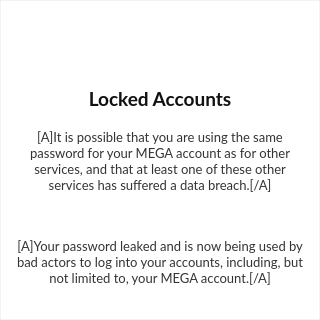
Qt form src/MEGASync/gui/linux/LockedPopOver.ui (meganz/MEGAsync) before a commit.
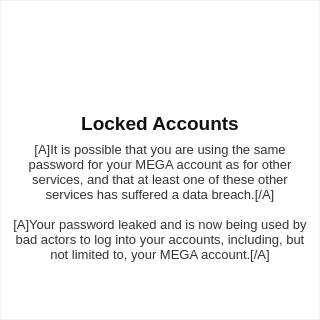
The same form after that commit. Icons and pictures are not drawn.

```diff
--- a/src/MEGASync/gui/linux/LockedPopOver.ui
+++ b/src/MEGASync/gui/linux/LockedPopOver.ui
@@ -32,8 +32,48 @@
 }</string>
   </property>
   <layout class="QVBoxLayout" name="verticalLayout">
+   <property name="spacing">
+    <number>0</number>
+   </property>
+   <property name="leftMargin">
+    <number>12</number>
+   </property>
+   <property name="topMargin">
+    <number>32</number>
+   </property>
+   <property name="rightMargin">
+    <number>12</number>
+   </property>
+   <property name="bottomMargin">
+    <number>0</number>
+   </property>
    <item>
+    <widget class="QWidget" name="wHeader" native="true">
+     <property name="minimumSize">
+      <size>
+       <width>0</width>
+       <height>0</height>
+      </size>
+     </property>
+     <property name="maximumSize">
+      <size>
+       <width>16777215</width>
+       <height>11651561</height>
+      </size>
+     </property>
     <layout class="QHBoxLayout" name="horizontalLayout">
+      <property name="leftMargin">
+       <number>0</number>
+      </property>
+      <property name="topMargin">
+       <number>0</number>
+      </property>
+      <property name="rightMargin">
+       <number>0</number>
+      </property>
+      <property name="bottomMargin">
+       <number>0</number>
+      </property>
      <item>
       <spacer name="horizontalSpacer">
        <property name="orientation">
@@ -90,14 +130,33 @@
        </property>
        <property name="sizeHint" stdset="0">
         <size>
-         <width>40</width>
+          <width>96</width>
          <height>20</height>
         </size>
        </property>
       </spacer>
      </item>
     </layout>
+    </widget>
    </item>
+   <item>
+    <widget class="QWidget" name="widget" native="true">
+     <layout class="QHBoxLayout" name="horizontalLayout_2">
+      <property name="spacing">
+       <number>0</number>
+      </property>
+      <property name="leftMargin">
+       <number>0</number>
+      </property>
+      <property name="topMargin">
+       <number>10</number>
+      </property>
+      <property name="rightMargin">
+       <number>0</number>
+      </property>
+      <property name="bottomMargin">
+       <number>10</number>
+      </property>
    <item>
     <widget class="QLabel" name="lTitleLocked">
      <property name="minimumSize">
@@ -116,10 +175,8 @@
       <string notr="true">#lTitleLocked
 {
 	color: #111111;
-	font-family: Lato;
+	font-family: &quot;Lato&quot;;
 	font-size: 15px;
-	font-weight: 600;
-	line-height: 20px;
 }</string>
      </property>
      <property name="text">
@@ -130,15 +187,35 @@
      </property>
     </widget>
    </item>
+     </layout>
+    </widget>
+   </item>
+   <item>
+    <widget class="QWidget" name="wDesc" native="true">
+     <layout class="QVBoxLayout" name="verticalLayout_2">
+      <property name="spacing">
+       <number>15</number>
+      </property>
+      <property name="leftMargin">
+       <number>0</number>
+      </property>
+      <property name="topMargin">
+       <number>0</number>
+      </property>
+      <property name="rightMargin">
+       <number>0</number>
+      </property>
+      <property name="bottomMargin">
+       <number>0</number>
+      </property>
    <item>
     <widget class="QLabel" name="lDescLock">
      <property name="styleSheet">
       <string notr="true">#lDescLock
 {
 	color: #333333;
-	font-family: Lato;
+	font-family: &quot;Lato&quot;;
 	font-size: 13px;
-	line-height: 20px;
 }</string>
      </property>
      <property name="text">
@@ -158,9 +235,8 @@
       <string notr="true">#lPassLeaked
 {
 	color: #333333;
-	font-family: Lato;
+	font-family: &quot;Lato&quot;;
 	font-size: 13px;
-	line-height: 20px;
 }</string>
      </property>
      <property name="text">
@@ -172,6 +248,22 @@
      <property name="wordWrap">
       <bool>true</bool>
      </property>
+       </widget>
+      </item>
+      <item>
+       <spacer name="verticalSpacer">
+        <property name="orientation">
+         <enum>Qt::Vertical</enum>
+        </property>
+        <property name="sizeHint" stdset="0">
+         <size>
+          <width>20</width>
+          <height>40</height>
+         </size>
+        </property>
+       </spacer>
+      </item>
+     </layout>
     </widget>
    </item>
   </layout>
```
Lines whose indentation alone changed are shown as unchanged.
